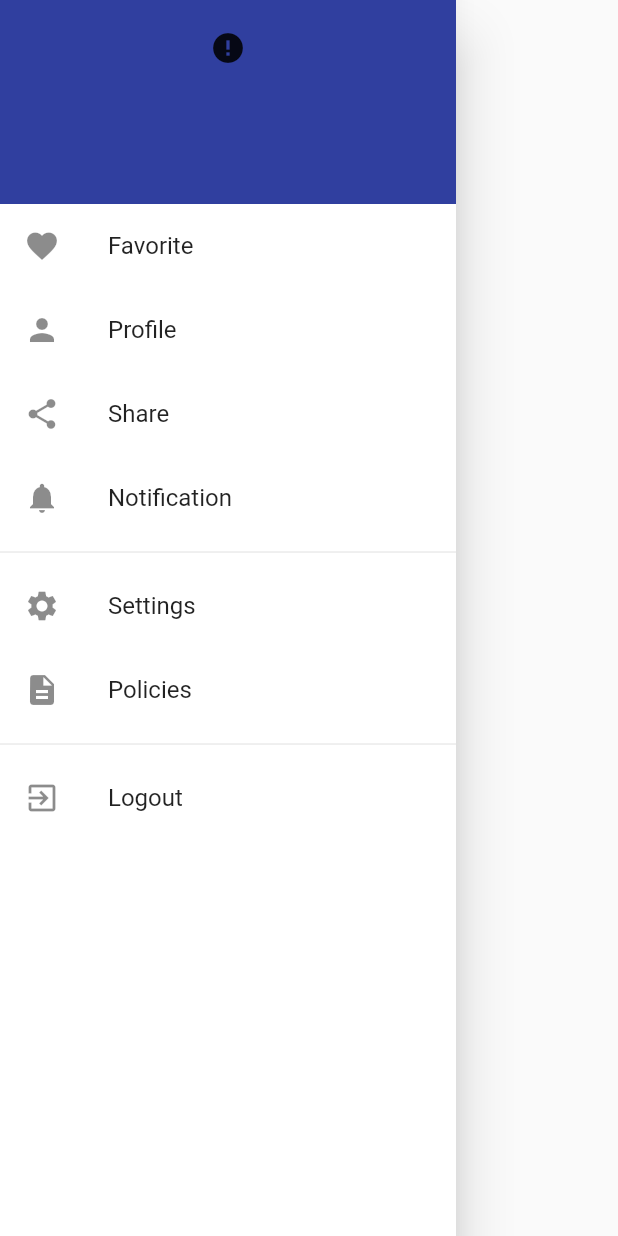
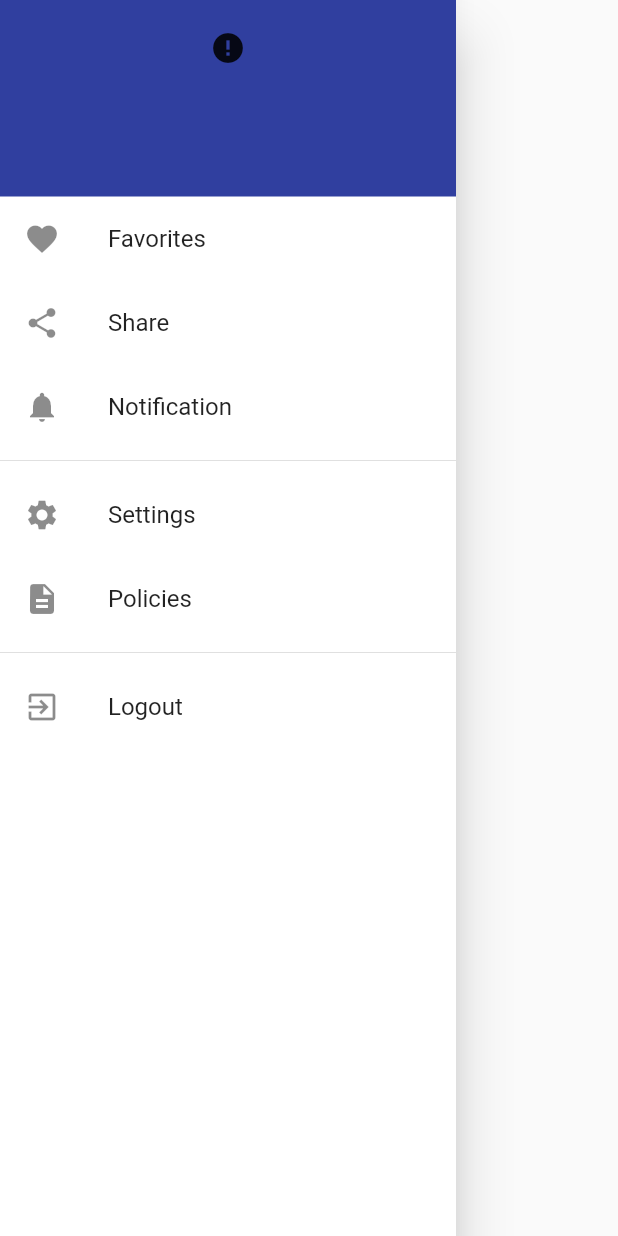
Before and after one commit to ErR0rpj/anand_yogalaya, a Flutter app: the NavsideBar widget shown alone on an empty page, opened directly, on a phone screen of 412 x 824 dp. Run offline on Flutter 3.47's test engine with Material 2 defaults, Android fonts, the phone set to English and light mode, and no system bars; drawn by our look-alikes of cached_network_image; our stand-ins replace carousel_slider, cloud_firestore, firebase_auth, firebase_core, get, google_fonts and 4 more; missing offline and left inert: flutter_inappwebview; accounts and stored records are empty; network calls fail.

Commit message:
Bug fixes

```diff
--- a/lib/screens/sidebarMenu/sidebar_widget.dart
+++ b/lib/screens/sidebarMenu/sidebar_widget.dart
@@ -44,15 +44,17 @@ class NavsideBar extends GetWidget<AuthController> {
                         child: Shimmer.fromColors(
                       baseColor: kTextLightColor,
                       highlightColor: Colors.grey,
-                          period: Duration(seconds: 2),
+                      period: const Duration(seconds: 2),
                       child: Container(
                         width: 100,
                         height: 100,
                         decoration: ShapeDecoration(
-                                color: Colors.grey[700], shape: CircleBorder()),
+                            color: Colors.grey[700],
+                            shape: const CircleBorder()),
                       ),
                     )),
-                    errorWidget: (context, url, error) => Icon(Icons.error),
+                    errorWidget: (context, url, error) =>
+                        const Icon(Icons.error),
                   ),
                   const SizedBox(
                     height: 20,
@@ -63,7 +65,7 @@ class NavsideBar extends GetWidget<AuthController> {
                   ),
                   Text(
                     controller.user?.email ?? '',
-                    style: const TextStyle(fontSize: 22, color: kwhite),
+                    style: const TextStyle(fontSize: 18, color: kwhite),
                   )
                 ],
               ),
@@ -71,27 +73,18 @@ class NavsideBar extends GetWidget<AuthController> {
           ),
           ListTile(
             leading: const Icon(Icons.favorite),
-            title: const Text('Favorite'),
+            title: const Text('Favorites'),
             onTap: () => {},
-          ),
-          ListTile(
-            leading: const Icon(Icons.person),
-            title: const Text('Profile'),
-            onTap: () {},
           ),
           ListTile(
             leading: const Icon(Icons.share),
             title: const Text('Share'),
-            onTap: () => {
-              Get.to(()=>NotificationPage())
-            },
+            onTap: () => {Get.to(() => NotificationPage())},
           ),
           ListTile(
             leading: const Icon(Icons.notifications),
             title: const Text('Notification'),
-            onTap: () => {
-              Get.to(()=>NotificationList())
-            },
+            onTap: () => {Get.to(() => NotificationList())},
           ),
           const Divider(),
           ListTile(
@@ -108,9 +101,7 @@ class NavsideBar extends GetWidget<AuthController> {
           ListTile(
             title: const Text('Logout'),
             leading: const Icon(Icons.exit_to_app),
-            onTap: () => {
-              controller.signOut()
-            },
+            onTap: () => {controller.signOut()},
           ),
         ],
       ),
```
Also changed, not shown: lib/screens/bottomNavigationScreens/trendingScreen.dart (+10 -7 lines), lib/screens/subcategoryScreen/subcategories.dart (+15 -2 lines). Lines whose indentation alone changed are shown as unchanged.
